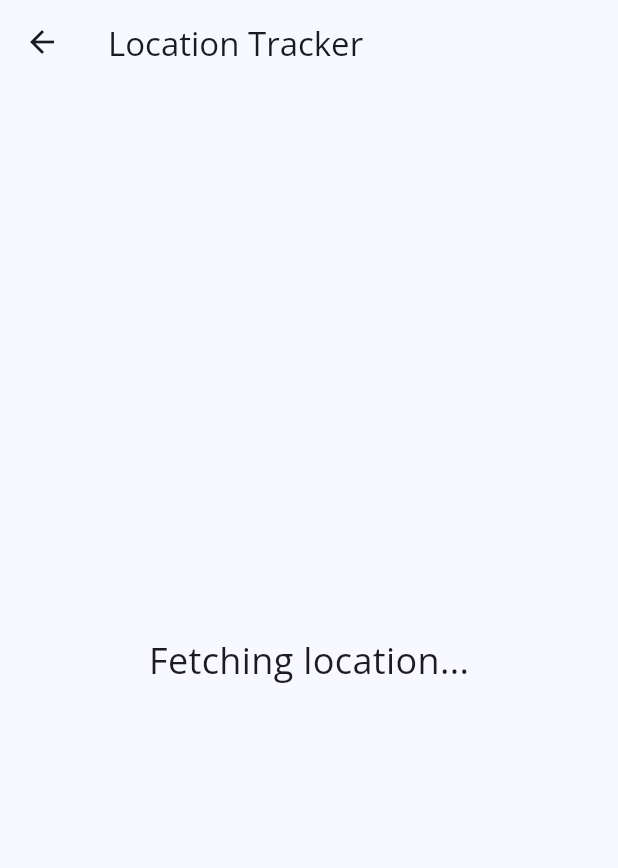
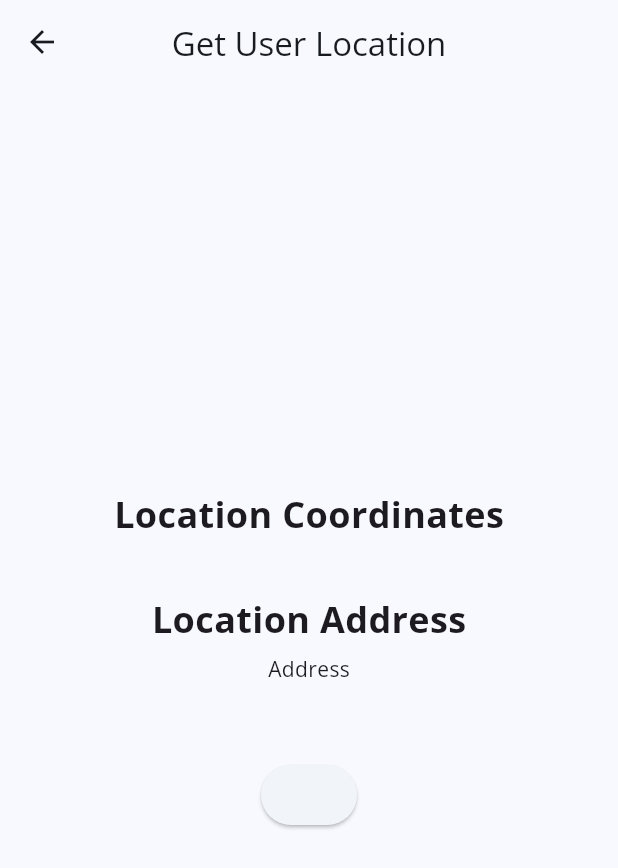
Before and after one commit to qianzhegoh/NaviNudge, a Flutter app: the LocationTracker screen opened directly, on a phone screen of 412 x 824 dp. Shown: the top 868 px of the screen. Run offline on Flutter 3.47's test engine with Material 3 defaults, Android fonts, the phone set to English and light mode, and no system bars; our stand-ins replace geolocator, google_fonts, google_maps_flutter, location; missing offline and left inert: geolocator_platform_interface.

Commit message:
geolocator kinda working?

```diff
--- a/Actual/navinudge/lib/main.dart
+++ b/Actual/navinudge/lib/main.dart
@@ -296,7 +296,7 @@ class _HomePageState extends State<HomePage> {
             const Marker(
               markerId: MarkerId('Home'),
               icon: BitmapDescriptor.defaultMarker,
-              position: _home
+              position: _home,
               )
           }
         ),
@@ -368,7 +368,6 @@ class LocationTracker extends StatefulWidget {
   @override
   _LocationTrackerState createState() => _LocationTrackerState();
 }
-
 class _LocationTrackerState extends State<LocationTracker> {
   geolocator.Position? _currentPosition;
   String _currentAddress = 'Fetching location...';
@@ -423,214 +422,47 @@ class _LocationTrackerState extends State<LocationTracker> {
 
   @override
   Widget build(BuildContext context) {
-    return Scaffold(
+  return Scaffold(
       appBar: AppBar(
-        title: Text('Location Tracker'),
+        title: Text("Get User Location"),
+        centerTitle: true,
       ),
       body: Center(
-        child: Text(
-          _currentAddress,
-          style: TextStyle(fontSize: 24),
+        child: Column(
+      mainAxisAlignment: MainAxisAlignment.center,
+      crossAxisAlignment: CrossAxisAlignment.center,
+      children: [
+        Text("Location Coordinates",
+          style: TextStyle(fontSize: 24,
+          fontWeight: FontWeight.bold,
+          ),
         ),
-      ),
+        SizedBox(
+          height:6,
+        ),
+        SizedBox(
+          height: 30.0,
+        ),
+        Text("Location Address",
+          style: TextStyle(
+            fontSize: 24,
+            fontWeight: FontWeight.bold,
+          ),
+        ),
+        SizedBox(
+          height:6,
+        ),
+        Text("Address"),
+        SizedBox(
+          height:50.0,
+        ),
+        ElevatedButton(
+          onPressed:() async {
+            setState(() {});
+            print("Latitude: ${_currentPosition?.latitude} Longitude: ${_currentPosition?.longitude} ");
+          }, child: null,),
+      ],
+        )),
     );
+   }
   }
-}
-//somewhat working code w 1 red issue
-// class LocationTracker extends StatefulWidget {
-//   @override
-//   _LocationTrackerState createState() => _LocationTrackerState();
-// }
-
-// class _LocationTrackerState extends State<LocationTracker> {
-//   Position? _currentPosition;
-//   String _currentAddress = 'Fetching location...';
-
-//   @override
-//   void initState() {
-//     super.initState();
-//     _getCurrentLocation();
-//   }
-
-//   Future<void> _getCurrentLocation() async {
-//     bool serviceEnabled;
-//     LocationPermission permission;
-
-//     serviceEnabled = await Geolocator.isLocationServiceEnabled();
-//     if (!serviceEnabled) {
-//       await Geolocator.openLocationSettings();
-//       return Future.error('Location services are disabled.');
-//     }
-
-//     permission = await Geolocator.checkPermission();
-//     if (permission == LocationPermission.denied) {
-//       permission = await Geolocator.requestPermission();
-//       if (permission == LocationPermission.denied) {
-//         return Future.error('Location permissions are denied.');
-//       }
-//     }
-
-//     if (permission == LocationPermission.deniedForever) {
-//       return Future.error(
-//           'Location permissions are permanently denied, we cannot request permissions.');
-//     }
-
-//   Geolocator.getPositionStream(
-//     locationSettings: LocationSettings(
-//     accuracy: LocationAccuracy.high,
-//     distanceFilter: 10,
-//   ),
-// ).listen((Position position) {
-//   setState(() {
-//     _currentPosition = position;
-//     _currentAddress =
-//         'Lat: ${position.latitude}, Long: ${position.longitude}';
-//   });
-// });
-
-//   @override
-//   Widget build(BuildContext context) {
-//     return Scaffold(
-//       appBar: AppBar(
-//         title: Text('Location Tracker'),
-//       ),
-//       body: Center(
-//         child: Text(
-//           _currentAddress,
-//           style: TextStyle(fontSize: 24),
-//         ),
-//       ),
-//     );
-//   }
-// }
- //newest working code ends here
-
-// class GoogleMapPage extends StatefulWidget {
-//   const GoogleMapPage({super.key});
-
-//   @override
-//   State<GoogleMapPage> createState() => NavigationPage();
-// }
-
-// class NavigationPage extends State<GoogleMapPage> {
-
-//   final Location location = Location();
-//   LatLng? currentPosition;
-
-//   void initState() {
-//     WidgetsBinding.instance
-//         .addPostFrameCallback((_) async => await fetchLocationUpdates());
-  // }
-
-  // Future<void> initializeMap() async {
-  //   await fetchLocationUpdates();
-  //   // final coordinates = await fetchPolylinePoints();
-  //   // generatePolyLineFromPoints(coordinates);
-  // }
-
-  // Future <void> fetchLocationUpdates() async {
-  //   bool serviceEnabled;
-  //   PermissionStatus permissionGranted;
-  //   serviceEnabled = await location.serviceEnabled();
-  //   serviceEnabled = await location.serviceEnabled();
-  //   if (!serviceEnabled) {
-  //     serviceEnabled = await location.requestService();
-  //     if (!serviceEnabled) {
-  //       return;
-  //     }
-  //   }
-
-  //   permissionGranted = await location.hasPermission();
-  //   if (permissionGranted == PermissionStatus.denied) {
-  //     permissionGranted = await location.requestPermission();
-  //     if (permissionGranted != PermissionStatus.granted) {
-  //       return;
-  //     }
-  //   }
-
-
-
-  //   location.onLocationChanged.listen((currentLocation) {
-  //     if (currentLocation.latitude != null &&
-  //         currentLocation.longitude != null) {
-  //       setState(() {
-  //         currentPosition = LatLng(
-  //           currentLocation.latitude!,
-  //           currentLocation.longitude!,
-  //         );
-  //       });
-  //     }
-  //   });
-
-  // }
-
-
-
-  // bool _serviceEnabled = false;
-  // PermissionStatus _permissionGranted;
-  // LocationData _locationData;
-
-  // _serviceEnabled = await location.serviceEnabled();
-  // if (!_serviceEnabled) {
-  //   _serviceEnabled = await location.requestService();
-  //   if (!_serviceEnabled) {
-  //     return;
-  //   }
-  // }
-
-  // _permissionGranted = await location.hasPermission();
-  // if (_permissionGranted == PermissionStatus.denied) {
-  //   _permissionGranted = await location.requestPermission();
-  //   if (_permissionGranted != PermissionStatus.granted) {
-  //     return;
-  //   }
-  // }
-
-  // _locationData = await location.getLocation();
-
-  // @override
-  // Widget build(BuildContext context) {
-  //   return Scaffold(
-  //     appBar: AppBar(
-  //       title: const Text('Select your destination')),
-  //     body: Center(
-  //       child:Column(
-  //         mainAxisSize: MainAxisSize.min,
-  //         children: [
-  //           Text('')
-  //         ],
-  //       )
-  //     )
-  //   );
-  // }
-
-  // @override
-  // Widget build(BuildContext context) => Scaffold(
-  //       body: currentPosition == null
-  //           ? const Center(child: CircularProgressIndicator())
-  //           : GoogleMap(
-  //               initialCameraPosition: const CameraPosition(
-  //                 target: _HomePageState._home,
-  //                 zoom: 13,
-  //               ),
-  //               markers: {
-  //                 Marker(
-  //                   markerId: const MarkerId('currentLocation'),
-  //                   icon: BitmapDescriptor.defaultMarker,
-  //                   position: currentPosition!,
-  //                 ),
-  //                 const Marker(
-  //                   markerId: MarkerId('sourceLocation'),
-  //                   icon: BitmapDescriptor.defaultMarker,
-  //                   position: _HomePageState._home,
-  //                 ),
-  //                 const Marker(
-  //                   markerId: MarkerId('destinationLocation'),
-  //                   icon: BitmapDescriptor.defaultMarker,
-  //                   position: _HomePageState._market,
-  //                 )
-  //               },
-  //             ),
-  //     );
-
-// }
--- a/Actual/navinudge/pubspec.yaml
+++ b/Actual/navinudge/pubspec.yaml
@@ -17,7 +17,8 @@ dependencies:
   google_fonts: ^6.2.1
   google_maps_flutter: ^2.5.3
   location: ^7.0.0
-  geolocator: ^9.0.1
+  geolocator: ^12.0.0
+  geocoding: ^3.0.0
 
 dev_dependencies:
   flutter_test:
```
Also changed, not shown: Actual/navinudge/pubspec.lock.
